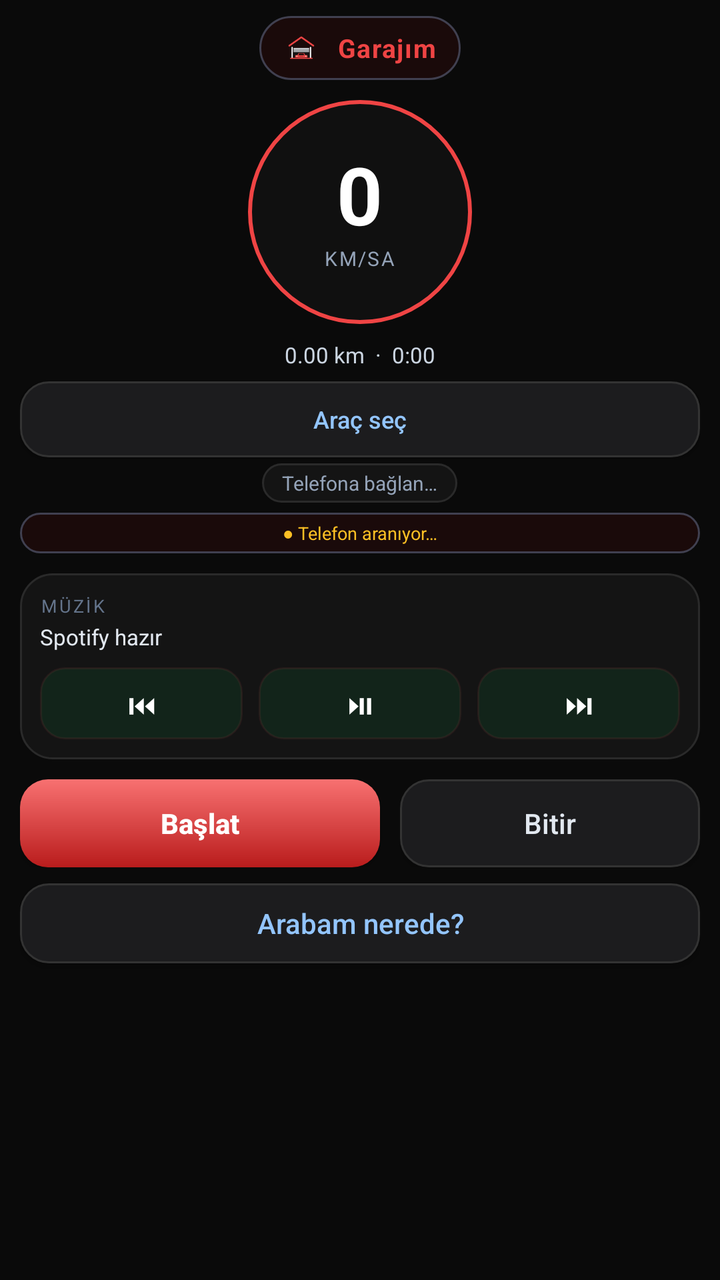
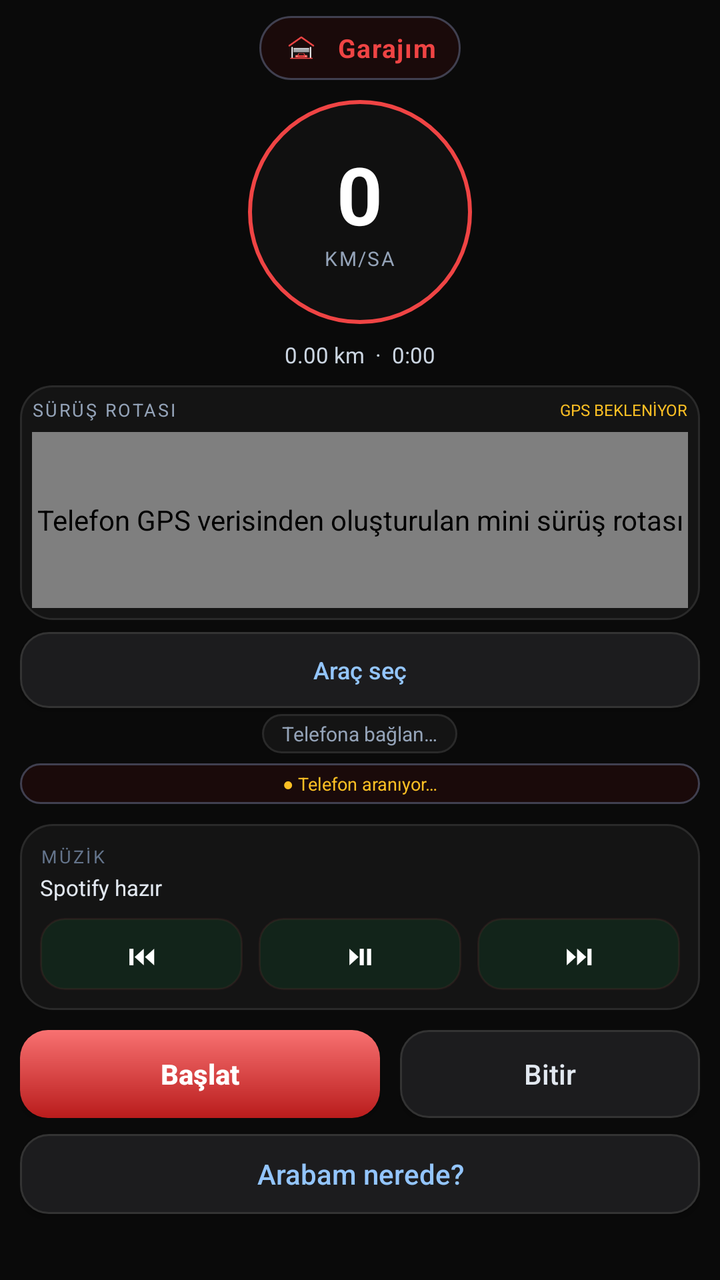

Compare the two renders of this Android layout. The source of the first and the diff that turns it into the second are given below.
<!-- AndroidManifest.xml: application theme GarajimWear -->
<!-- res/layout/activity_wear.xml -->
<?xml version="1.0" encoding="utf-8"?>
<ScrollView xmlns:android="http://schemas.android.com/apk/res/android"
    android:layout_width="match_parent"
    android:layout_height="match_parent"
    android:background="@color/bg"
    android:fillViewport="true"
    android:scrollbars="none">

    <LinearLayout
        android:layout_width="match_parent"
        android:layout_height="wrap_content"
        android:orientation="vertical"
        android:gravity="center_horizontal"
        android:paddingLeft="10dp"
        android:paddingRight="10dp"
        android:paddingTop="8dp"
        android:paddingBottom="14dp">

        
        <LinearLayout
            android:layout_width="wrap_content"
            android:layout_height="wrap_content"
            android:orientation="horizontal"
            android:gravity="center_vertical"
            android:background="@drawable/bg_header_chip"
            android:paddingLeft="10dp"
            android:paddingRight="12dp"
            android:paddingTop="5dp"
            android:paddingBottom="5dp">
            <ImageView
                android:layout_width="22dp"
                android:layout_height="22dp"
                android:src="@drawable/ic_garajim_logo"
                android:scaleType="centerCrop"
                android:contentDescription="@string/app_name"/>
            <TextView
                android:layout_width="wrap_content"
                android:layout_height="wrap_content"
                android:layout_marginLeft="7dp"
                android:text="Garajım"
                android:textColor="@color/accent"
                android:textStyle="bold"
                android:textSize="13sp"
                android:letterSpacing="0.04"/>
        </LinearLayout>

        
        <FrameLayout
            android:id="@+id/wearSpeedRing"
            android:layout_width="112dp"
            android:layout_height="112dp"
            android:layout_marginTop="10dp"
            android:background="@drawable/bg_speed_ring">
            <LinearLayout
                android:layout_width="match_parent"
                android:layout_height="match_parent"
                android:orientation="vertical"
                android:gravity="center">
                <TextView
                    android:id="@+id/wearSpeed"
                    android:layout_width="wrap_content"
                    android:layout_height="wrap_content"
                    android:text="0"
                    android:textColor="@color/text"
                    android:textStyle="bold"
                    android:textSize="40sp"
                    android:includeFontPadding="false"/>
                <TextView
                    android:layout_width="wrap_content"
                    android:layout_height="wrap_content"
                    android:text="km/sa"
                    android:textColor="@color/muted"
                    android:textSize="10sp"
                    android:textAllCaps="true"
                    android:letterSpacing="0.08"/>
            </LinearLayout>
        </FrameLayout>

        <TextView
            android:id="@+id/wearMeta"
            android:layout_width="match_parent"
            android:layout_height="wrap_content"
            android:gravity="center"
            android:layout_marginTop="8dp"
            android:text="0.00 km  ·  0:00"
            android:textColor="#CBD5E1"
            android:textSize="11sp"/>

        <Button
            android:id="@+id/btnVehicle"
            android:layout_width="match_parent"
            android:layout_height="38dp"
            android:layout_marginTop="6dp"
            android:text="Araç seç"
            android:textAllCaps="false"
            android:textSize="12sp"
            android:background="@drawable/btn_secondary"
            android:textColor="#93C5FD" />

        <TextView
            android:id="@+id/wearStatus"
            android:layout_width="wrap_content"
            android:layout_height="wrap_content"
            android:layout_marginTop="3dp"
            android:paddingLeft="10dp"
            android:paddingRight="10dp"
            android:paddingTop="3dp"
            android:paddingBottom="3dp"
            android:background="@drawable/bg_card"
            android:text="Telefona bağlan…"
            android:textColor="@color/muted"
            android:textSize="10sp"/>

        <TextView
            android:id="@+id/wearConnection"
            android:layout_width="match_parent"
            android:layout_height="wrap_content"
            android:gravity="center"
            android:layout_marginTop="5dp"
            android:paddingLeft="7dp"
            android:paddingRight="7dp"
            android:paddingTop="4dp"
            android:paddingBottom="4dp"
            android:background="@drawable/bg_header_chip"
            android:text="● Telefon aranıyor…"
            android:textColor="#FBBF24"
            android:textSize="9sp"
            android:maxLines="1"
            android:ellipsize="end" />

        <TextView
            android:id="@+id/wearAlert"
            android:layout_width="match_parent"
            android:layout_height="wrap_content"
            android:gravity="center"
            android:layout_marginTop="6dp"
            android:visibility="gone"
            android:textColor="#FBBF24"
            android:textSize="11sp"
            android:textStyle="bold"/>

        
        <LinearLayout
            android:layout_width="match_parent"
            android:layout_height="wrap_content"
            android:layout_marginTop="10dp"
            android:orientation="vertical"
            android:background="@drawable/bg_card"
            android:padding="10dp">
            <TextView
                android:layout_width="wrap_content"
                android:layout_height="wrap_content"
                android:text="MÜZİK"
                android:textColor="#64748B"
                android:textSize="9sp"
                android:letterSpacing="0.12"/>
            <TextView
                android:id="@+id/wearTrack"
                android:layout_width="match_parent"
                android:layout_height="wrap_content"
                android:layout_marginTop="2dp"
                android:text="Spotify hazır"
                android:textColor="#E2E8F0"
                android:textSize="11sp"
                android:maxLines="1"
                android:ellipsize="end"/>
            <LinearLayout
                android:layout_width="match_parent"
                android:layout_height="wrap_content"
                android:layout_marginTop="8dp"
                android:orientation="horizontal"
                android:gravity="center">
                <Button android:id="@+id/btnPrev" android:layout_width="0dp" android:layout_height="36dp"
                    android:layout_weight="1" android:layout_marginEnd="4dp"
                    android:text="⏮" android:textAllCaps="false" android:textSize="14sp"
                    android:background="@drawable/btn_music" android:textColor="#FFFFFF"/>
                <Button android:id="@+id/btnPlay" android:layout_width="0dp" android:layout_height="36dp"
                    android:layout_weight="1" android:layout_marginHorizontal="4dp"
                    android:text="⏯" android:textAllCaps="false" android:textSize="14sp"
                    android:background="@drawable/btn_music" android:textColor="#FFFFFF"/>
                <Button android:id="@+id/btnNext" android:layout_width="0dp" android:layout_height="36dp"
                    android:layout_weight="1" android:layout_marginStart="4dp"
                    android:text="⏭" android:textAllCaps="false" android:textSize="14sp"
                    android:background="@drawable/btn_music" android:textColor="#FFFFFF"/>
            </LinearLayout>
        </LinearLayout>

        
        <LinearLayout
            android:layout_width="match_parent"
            android:layout_height="wrap_content"
            android:layout_marginTop="10dp"
            android:orientation="horizontal">
            <Button android:id="@+id/btnToggle" android:layout_width="0dp" android:layout_height="44dp"
                android:layout_weight="1.2" android:layout_marginEnd="5dp"
                android:text="Başlat" android:textAllCaps="false" android:textStyle="bold"
                android:background="@drawable/btn_primary" android:textColor="#FFFFFF"/>
            <Button android:id="@+id/btnStop" android:layout_width="0dp" android:layout_height="44dp"
                android:layout_weight="1" android:layout_marginStart="5dp"
                android:text="Bitir" android:textAllCaps="false"
                android:background="@drawable/btn_secondary" android:textColor="#E2E8F0"/>
        </LinearLayout>

        <Button android:id="@+id/btnPendingSummary" android:layout_width="match_parent" android:layout_height="38dp"
            android:layout_marginTop="8dp" android:visibility="gone"
            android:text="Sürüş kaydı bekliyor" android:textAllCaps="false"
            android:background="@drawable/btn_primary" android:textColor="#FFFFFF"/>

        <Button android:id="@+id/btnPark" android:layout_width="match_parent" android:layout_height="40dp"
            android:layout_marginTop="8dp"
            android:text="Arabam nerede?"
            android:textAllCaps="false"
            android:background="@drawable/btn_secondary"
            android:textColor="#93C5FD"/>

        <TextView android:id="@+id/wearPark"
            android:layout_width="match_parent" android:layout_height="wrap_content"
            android:gravity="center" android:layout_marginTop="4dp" android:visibility="gone"
            android:textColor="#93C5FD" android:textSize="11sp"/>
    </LinearLayout>
</ScrollView>
<!-- resources referenced by this layout -->
<resources>
  <color name="accent">#EF4444</color>
  <color name="bg">#0A0A0A</color>
  <color name="muted">#94A3B8</color>
  <color name="text">#FFFFFF</color>
  <!-- drawable bg_card (drawable) -->
  <?xml version="1.0" encoding="utf-8"?>
  <shape xmlns:android="http://schemas.android.com/apk/res/android" android:shape="rectangle">
      <solid android:color="#141414"/>
      <corners android:radius="16dp"/>
      <stroke android:width="1dp" android:color="#2A2A2A"/>
  </shape>
  <!-- drawable bg_header_chip (drawable) -->
  <?xml version="1.0" encoding="utf-8"?>
  <shape xmlns:android="http://schemas.android.com/apk/res/android" android:shape="rectangle">
      <solid android:color="#1A0A0A"/>
      <corners android:radius="20dp"/>
      <stroke android:width="1dp" android:color="#EF444455"/>
  </shape>
  <!-- drawable bg_speed_ring (drawable) -->
  <?xml version="1.0" encoding="utf-8"?>
  <shape xmlns:android="http://schemas.android.com/apk/res/android" android:shape="oval">
      <solid android:color="#101010"/>
      <stroke android:width="2dp" android:color="#EF4444"/>
  </shape>
  <!-- drawable btn_music (drawable) -->
  <?xml version="1.0" encoding="utf-8"?>
  <shape xmlns:android="http://schemas.android.com/apk/res/android" android:shape="rectangle">
      <solid android:color="#12241A"/>
      <corners android:radius="12dp"/>
      <stroke android:width="1dp" android:color="#1DB95455"/>
  </shape>
  <!-- drawable btn_primary (drawable) -->
  <?xml version="1.0" encoding="utf-8"?>
  <shape xmlns:android="http://schemas.android.com/apk/res/android" android:shape="rectangle">
      <gradient android:startColor="#F87171" android:endColor="#B91C1C" android:angle="270"/>
      <corners android:radius="14dp"/>
  </shape>
  <!-- drawable btn_secondary (drawable) -->
  <?xml version="1.0" encoding="utf-8"?>
  <shape xmlns:android="http://schemas.android.com/apk/res/android" android:shape="rectangle">
      <solid android:color="#1C1C1E"/>
      <corners android:radius="14dp"/>
      <stroke android:width="1dp" android:color="#333"/>
  </shape>
  <!-- drawable ic_garajim_logo: png bitmap (drawable, 3508 bytes) -->
  <string name="app_name">Garajım</string>
  <style name="GarajimWear" parent="@android:style/Theme.DeviceDefault.NoActionBar">
          <item name="android:windowBackground">@color/bg</item>
          <item name="android:colorBackground">@color/bg</item>
          <item name="android:statusBarColor">@color/bg</item>
          <item name="android:navigationBarColor">@color/bg</item>
          <item name="android:textColorPrimary">@color/text</item>
      </style>
</resources>

<!-- the commit's change to res/layout/activity_wear.xml (unified diff, before → after) -->
@@ -85,6 +85,45 @@
             android:text="0.00 km  ·  0:00"
             android:textColor="#CBD5E1"
             android:textSize="11sp"/>
+
+        
+        <LinearLayout
+            android:id="@+id/wearMapCard"
+            android:layout_width="match_parent"
+            android:layout_height="wrap_content"
+            android:layout_marginTop="8dp"
+            android:orientation="vertical"
+            android:background="@drawable/bg_card"
+            android:padding="6dp">
+            <LinearLayout
+                android:layout_width="match_parent"
+                android:layout_height="wrap_content"
+                android:orientation="horizontal"
+                android:gravity="center_vertical">
+                <TextView
+                    android:layout_width="0dp"
+                    android:layout_height="wrap_content"
+                    android:layout_weight="1"
+                    android:text="SÜRÜŞ ROTASI"
+                    android:textColor="#94A3B8"
+                    android:textSize="9sp"
+                    android:letterSpacing="0.10"/>
+                <TextView
+                    android:id="@+id/wearMapStatus"
+                    android:layout_width="wrap_content"
+                    android:layout_height="wrap_content"
+                    android:text="GPS BEKLENİYOR"
+                    android:textColor="#FBBF24"
+                    android:textSize="8sp"
+                    android:maxLines="1"/>
+            </LinearLayout>
+            <com.garajim.wear.MiniRouteView
+                android:id="@+id/wearMiniMap"
+                android:layout_width="match_parent"
+                android:layout_height="88dp"
+                android:layout_marginTop="5dp"
+                android:contentDescription="Telefon GPS verisinden oluşturulan mini sürüş rotası"/>
+        </LinearLayout>
 
         <Button
             android:id="@+id/btnVehicle"
